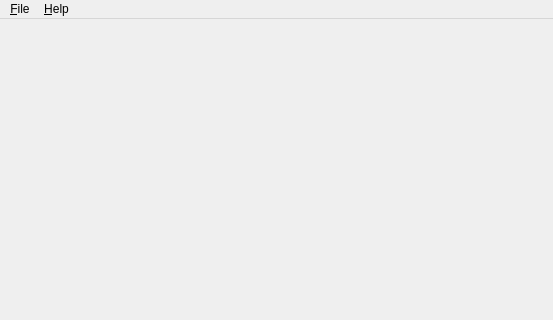
Above: trunk/src/gui/ui/mainWindow.ui from BackupTheBerlios/dvt-svn before the change; both pictures show x 0 to 553 and y 0 to 320 of the 553 by 483 pixel window. Below: the same form after it.
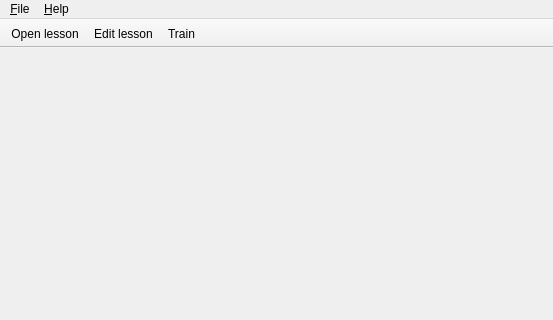
That is the form after the change. Icons and pictures are not drawn.

Patch:
```diff
--- a/trunk/src/gui/ui/mainWindow.ui
+++ b/trunk/src/gui/ui/mainWindow.ui
@@ -46,6 +46,26 @@
    <addaction name="menuHelp" />
   </widget>
   <widget class="QStatusBar" name="statusbar" />
+  <widget class="QToolBar" name="toolBar" >
+   <property name="movable" >
+    <bool>false</bool>
+   </property>
+   <property name="orientation" >
+    <enum>Qt::Horizontal</enum>
+   </property>
+   <property name="iconSize" >
+    <size>
+     <width>22</width>
+     <height>22</height>
+    </size>
+   </property>
+   <attribute name="toolBarArea" >
+    <number>4</number>
+   </attribute>
+   <addaction name="actionOpen" />
+   <addaction name="actionEdit" />
+   <addaction name="actionTrain" />
+  </widget>
   <action name="actionOpen" >
    <property name="text" >
     <string>&amp;Open lesson...</string>
```
Left out of the diff: 16 changed lines with no effect on the pictures.
